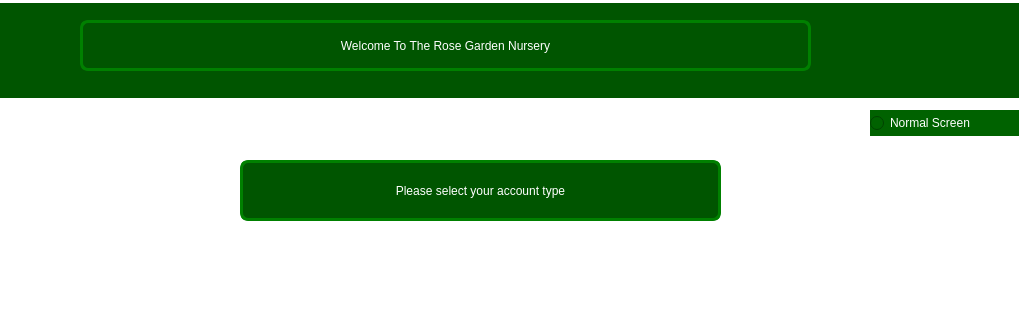
First picture: the form in mainwindowplantcare.ui, repository Rabsoninnora/RoseGardenPlantCareSystem, before the edit; both pictures show x 270 to 1289 and y 0 to 320 of the 1289 by 804 pixel window.
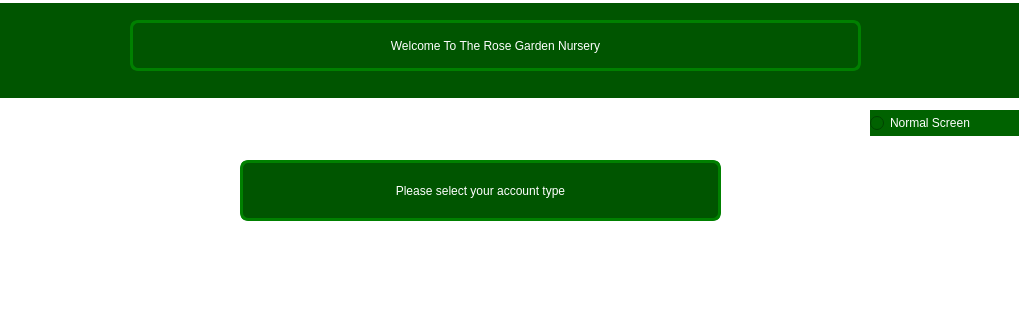
Second picture: the form after the edit. Icons and pictures are not drawn.

Diff of the .ui file:
```diff
--- a/mainwindowplantcare.ui
+++ b/mainwindowplantcare.ui
@@ -70,7 +70,7 @@
    <widget class="QPushButton" name="pushButton">
     <property name="geometry">
      <rect>
-      <x>350</x>
+      <x>400</x>
       <y>20</y>
       <width>731</width>
       <height>51</height>
```
